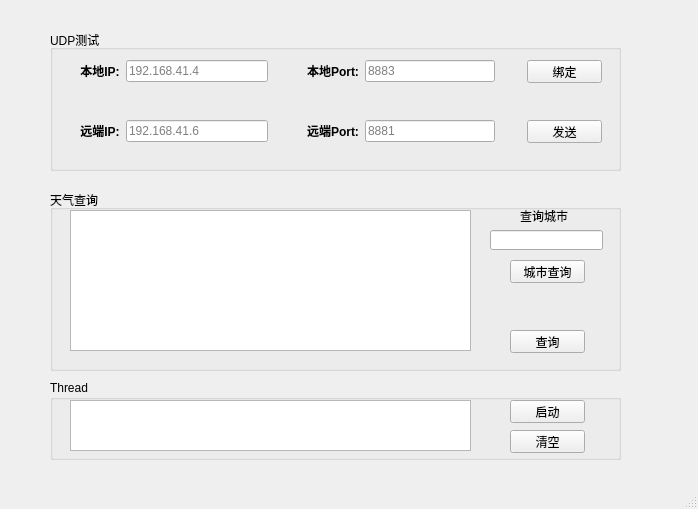
First picture: the form in DX_UDP/main.ui, repository dingxiao88/PyQt5_Demo, before the edit.
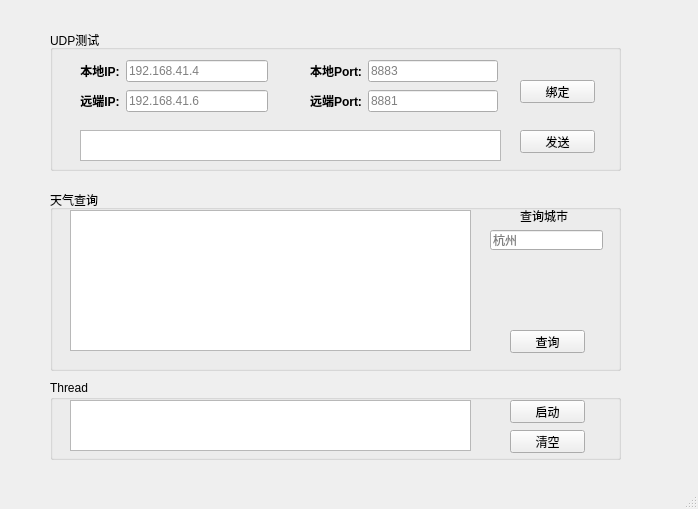
Second picture: the form after the edit.

Commit message: 优化天气查询功能，去除城市ID查询按钮。

The edit to the form file:
```diff
--- a/DX_UDP/main.ui
+++ b/DX_UDP/main.ui
@@ -64,8 +64,8 @@
     <widget class="QPushButton" name="pushButton_udpSend">
      <property name="geometry">
       <rect>
-       <x>477</x>
-       <y>90</y>
+       <x>470</x>
+       <y>100</y>
        <width>75</width>
        <height>23</height>
       </rect>
@@ -78,7 +78,7 @@
      <property name="geometry">
       <rect>
        <x>30</x>
-       <y>90</y>
+       <y>60</y>
        <width>188</width>
        <height>22</height>
       </rect>
@@ -106,8 +106,8 @@
     <widget class="QWidget" name="layoutWidget_3">
      <property name="geometry">
       <rect>
-       <x>257</x>
-       <y>90</y>
+       <x>260</x>
+       <y>60</y>
        <width>188</width>
        <height>22</height>
       </rect>
@@ -132,7 +132,7 @@
     <widget class="QWidget" name="layoutWidget">
      <property name="geometry">
       <rect>
-       <x>257</x>
+       <x>260</x>
        <y>30</y>
        <width>188</width>
        <height>22</height>
@@ -158,8 +158,8 @@
     <widget class="QPushButton" name="pushButton_bing">
      <property name="geometry">
       <rect>
-       <x>477</x>
-       <y>30</y>
+       <x>470</x>
+       <y>50</y>
        <width>75</width>
        <height>23</height>
       </rect>
@@ -168,6 +168,16 @@
       <string>绑定</string>
      </property>
     </widget>
+    <widget class="QTextEdit" name="textEdit_udpSendData">
+     <property name="geometry">
+      <rect>
+       <x>30</x>
+       <y>100</y>
+       <width>421</width>
+       <height>31</height>
+      </rect>
+     </property>
+    </widget>
    </widget>
    <widget class="QGroupBox" name="groupBox_Weather">
     <property name="geometry">
@@ -213,6 +223,9 @@
        <height>20</height>
       </rect>
      </property>
+     <property name="placeholderText">
+      <string>杭州</string>
+     </property>
     </widget>
     <widget class="QLabel" name="label_3">
      <property name="geometry">
@@ -227,19 +240,6 @@
       <string>查询城市</string>
      </property>
     </widget>
-    <widget class="QPushButton" name="pushButton_City_Check">
-     <property name="geometry">
-      <rect>
-       <x>460</x>
-       <y>70</y>
-       <width>75</width>
-       <height>23</height>
-      </rect>
-     </property>
-     <property name="text">
-      <string>城市查询</string>
-     </property>
-    </widget>
    </widget>
    <widget class="QGroupBox" name="groupBox">
     <property name="geometry">
```
The commit also changes 5 other files.
